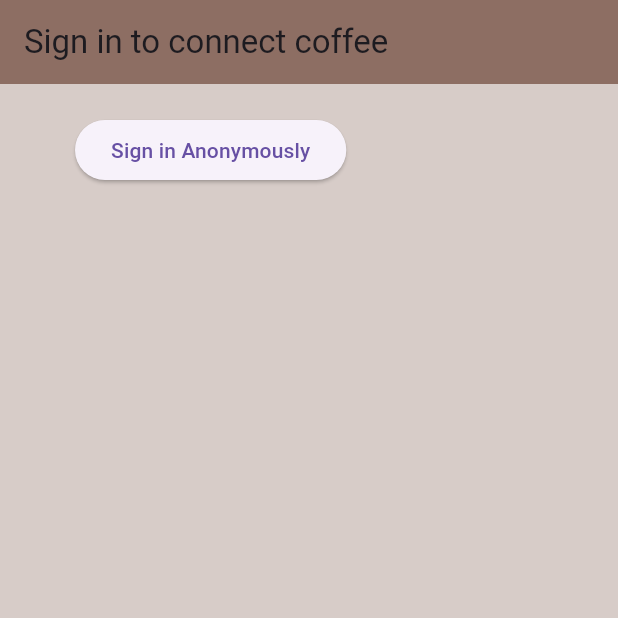
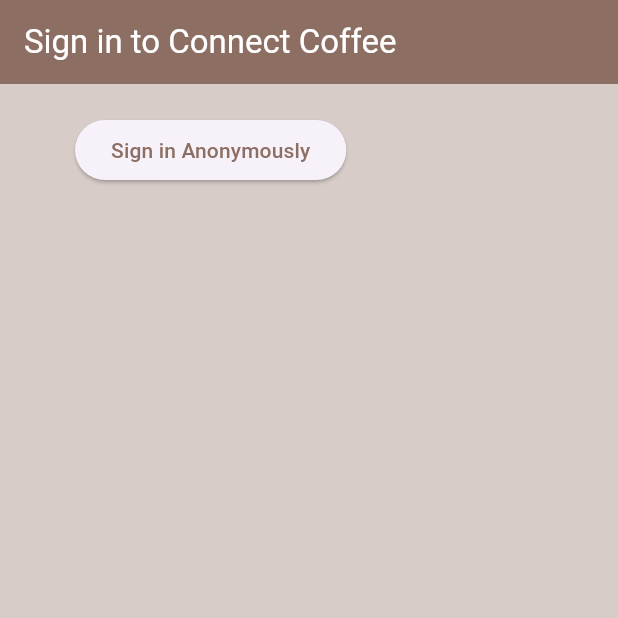
Before and after one commit to daghlas/connect_coffee_heart, a Flutter app: the screen it shows after launch, on a phone screen of 412 x 824 dp, the top half of it. Run offline on Flutter 3.47's test engine with Material 3 defaults, Android fonts, the light colour scheme and no system bars; our stand-ins replace firebase_auth, firebase_core; accounts and stored records are empty.

Commit message:
signOut; firebase

```diff
--- a/lib/main.dart
+++ b/lib/main.dart
@@ -2,7 +2,6 @@
 import 'package:connect_coffee/models/user.dart';
 import 'package:connect_coffee/screens/auth.dart';
 import 'package:connect_coffee/screens/wrapper.dart';
-import 'package:firebase_auth/firebase_auth.dart';
 import 'package:firebase_core/firebase_core.dart';
 import 'package:flutter/material.dart';
 import 'package:provider/provider.dart';
--- a/lib/screens/authenticate/sign_in.dart
+++ b/lib/screens/authenticate/sign_in.dart
@@ -17,13 +17,13 @@
       backgroundColor: Colors.brown[100],
       appBar: AppBar(
         backgroundColor: Colors.brown[400],
+        foregroundColor: Colors.white,
         elevation: 0.0,
-        title: const Text('Sign in to connect coffee'),
+        title: const Text('Sign in to Connect Coffee'),
       ),
       body: Container(
         padding: const EdgeInsets.symmetric(vertical: 20.0, horizontal: 50.0),
         child: ElevatedButton(
-          child: const Text('Sign in Anonymously'),
           onPressed: () async {
             dynamic result = await _auth.signInAnon();
             if (result == null) {
@@ -33,6 +33,8 @@
               print(result.uid);
             }
           },
+          style: ElevatedButton.styleFrom(foregroundColor: Colors.brown[400]),
+          child: const Text('Sign in Anonymously'),
         ),
       ),
     );
--- a/lib/screens/wrapper.dart
+++ b/lib/screens/wrapper.dart
@@ -1,5 +1,6 @@
 import 'package:connect_coffee/models/user.dart';
 import 'package:connect_coffee/screens/authenticate/authenticate.dart';
+import 'package:connect_coffee/screens/home/home.dart';
 import 'package:flutter/material.dart';
 import 'package:provider/provider.dart';
 
@@ -11,6 +12,10 @@
     final user = Provider.of<FireUser?>(context);
     print(user);
 
-    return const Authenticate();
+    if (user == null) {
+      return const Authenticate();
+    } else {
+      return Home();
+    }
   }
 }
```
Also changed, not shown: lib/screens/auth.dart (+8 -0 lines), lib/screens/home/home.dart (+26 -3 lines).
